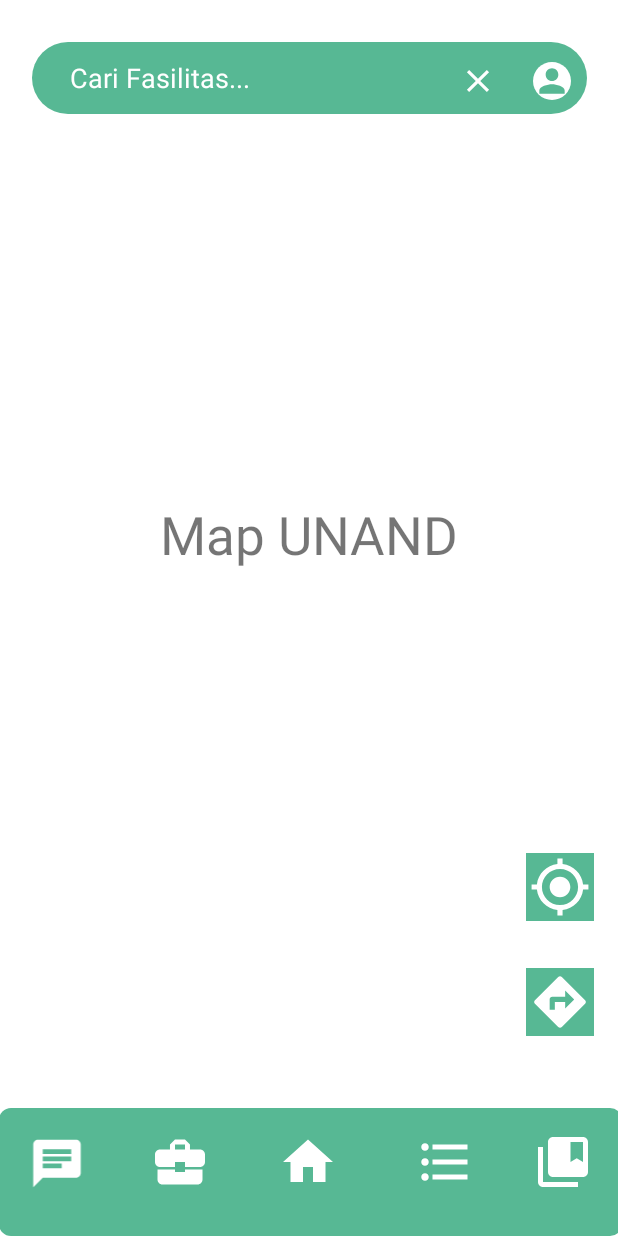
After one commit to rafvyocta/UnLoc, an Android app: the dashboard screen opened directly, with no data from a screen before it, on a phone screen of 412 x 824 dp. The commit adds this screen. Run offline under Robolectric (Android 15) with nearby library versions, the phone set to English and light mode, and no system bars.

Commit message:
Dashboard

```diff
--- a/app/src/main/AndroidManifest.xml
+++ b/app/src/main/AndroidManifest.xml
@@ -19,6 +19,7 @@
         </activity>
         <activity android:name=".login"></activity>
         <activity android:name=".signup"></activity>
+        <activity android:name=".dashboard"></activity>
     </application>
 
 </manifest>
--- /dev/null
+++ b/app/src/main/java/com/example/tbptb/dashboard.java
@@ -0,0 +1,21 @@
+package com.example.tbptb;
+
+import android.content.Intent;
+import android.os.Bundle;
+import android.view.View;
+
+import androidx.appcompat.app.AppCompatActivity;
+
+public class dashboard extends AppCompatActivity {
+
+    @Override
+    protected void onCreate(Bundle savedInstanceState) {
+        super.onCreate(savedInstanceState);
+        setContentView(R.layout.dashboard);
+    }
+
+    public void home(View view) {
+        startActivity(new Intent(this, MainActivity.class));
+        finish();
+    }
+}
--- a/app/src/main/java/com/example/tbptb/login.java
+++ b/app/src/main/java/com/example/tbptb/login.java
@@ -23,4 +23,9 @@ public class login extends AppCompatActivity {
         startActivity(new Intent(this, signup.class));
         finish();
     }
+
+    public void utama(View view) {
+        startActivity(new Intent(this, dashboard.class));
+        finish();
+    }
 }
--- /dev/null
+++ b/app/src/main/res/drawable/ic_baseline_business_center_24.xml
@@ -0,0 +1,5 @@
+<vector android:height="24dp" android:tint="#FFFFFF"
+    android:viewportHeight="24" android:viewportWidth="24"
+    android:width="24dp" xmlns:android="http://schemas.android.com/apk/res/android">
+    <path android:fillColor="@android:color/white" android:pathData="M10,16v-1L3.01,15L3,19c0,1.11 0.89,2 2,2h14c1.11,0 2,-0.89 2,-2v-4h-7v1h-4zM20,7h-4.01L15.99,5l-2,-2h-4l-2,2v2L4,7c-1.1,0 -2,0.9 -2,2v3c0,1.11 0.89,2 2,2h6v-2h4v2h6c1.1,0 2,-0.9 2,-2L22,9c0,-1.1 -0.9,-2 -2,-2zM14,7h-4L10,5h4v2z"/>
+</vector>
--- /dev/null
+++ b/app/src/main/res/drawable/ic_baseline_chat_24.xml
@@ -0,0 +1,5 @@
+<vector android:autoMirrored="true" android:height="24dp"
+    android:tint="#FFFFFF" android:viewportHeight="24"
+    android:viewportWidth="24" android:width="24dp" xmlns:android="http://schemas.android.com/apk/res/android">
+    <path android:fillColor="@android:color/white" android:pathData="M20,2L4,2c-1.1,0 -1.99,0.9 -1.99,2L2,22l4,-4h14c1.1,0 2,-0.9 2,-2L22,4c0,-1.1 -0.9,-2 -2,-2zM6,9h12v2L6,11L6,9zM14,14L6,14v-2h8v2zM18,8L6,8L6,6h12v2z"/>
+</vector>
--- /dev/null
+++ b/app/src/main/res/drawable/ic_baseline_clear_24.xml
@@ -0,0 +1,10 @@
+<vector xmlns:android="http://schemas.android.com/apk/res/android"
+    android:width="24dp"
+    android:height="24dp"
+    android:viewportWidth="24"
+    android:viewportHeight="24"
+    android:tint="?attr/colorControlNormal">
+  <path
+      android:fillColor="@android:color/white"
+      android:pathData="M19,6.41L17.59,5 12,10.59 6.41,5 5,6.41 10.59,12 5,17.59 6.41,19 12,13.41 17.59,19 19,17.59 13.41,12z"/>
+</vector>
--- /dev/null
+++ b/app/src/main/res/drawable/ic_baseline_collections_bookmark_24.xml
@@ -0,0 +1,6 @@
+<vector android:height="24dp" android:tint="#FFFFFF"
+    android:viewportHeight="24" android:viewportWidth="24"
+    android:width="24dp" xmlns:android="http://schemas.android.com/apk/res/android">
+    <path android:fillColor="@android:color/white" android:pathData="M4,6H2v14c0,1.1 0.9,2 2,2h14v-2H4V6z"/>
+    <path android:fillColor="@android:color/white" android:pathData="M20,2L8,2c-1.1,0 -2,0.9 -2,2v12c0,1.1 0.9,2 2,2h12c1.1,0 2,-0.9 2,-2L22,4c0,-1.1 -0.9,-2 -2,-2zM20,12l-2.5,-1.5L15,12L15,4h5v8z"/>
+</vector>
--- /dev/null
+++ b/app/src/main/res/drawable/ic_baseline_directions_24.xml
@@ -0,0 +1,5 @@
+<vector android:height="24dp" android:tint="#FFFFFF"
+    android:viewportHeight="24" android:viewportWidth="24"
+    android:width="24dp" xmlns:android="http://schemas.android.com/apk/res/android">
+    <path android:fillColor="@android:color/white" android:pathData="M21.71,11.29l-9,-9c-0.39,-0.39 -1.02,-0.39 -1.41,0l-9,9c-0.39,0.39 -0.39,1.02 0,1.41l9,9c0.39,0.39 1.02,0.39 1.41,0l9,-9c0.39,-0.38 0.39,-1.01 0,-1.41zM14,14.5V12h-4v3H8v-4c0,-0.55 0.45,-1 1,-1h5V7.5l3.5,3.5 -3.5,3.5z"/>
+</vector>
--- /dev/null
+++ b/app/src/main/res/drawable/ic_baseline_format_list_bulleted_24.xml
@@ -0,0 +1,5 @@
+<vector android:height="24dp" android:tint="#FFFFFF"
+    android:viewportHeight="24" android:viewportWidth="24"
+    android:width="24dp" xmlns:android="http://schemas.android.com/apk/res/android">
+    <path android:fillColor="@android:color/white" android:pathData="M4,10.5c-0.83,0 -1.5,0.67 -1.5,1.5s0.67,1.5 1.5,1.5 1.5,-0.67 1.5,-1.5 -0.67,-1.5 -1.5,-1.5zM4,4.5c-0.83,0 -1.5,0.67 -1.5,1.5S3.17,7.5 4,7.5 5.5,6.83 5.5,6 4.83,4.5 4,4.5zM4,16.5c-0.83,0 -1.5,0.68 -1.5,1.5s0.68,1.5 1.5,1.5 1.5,-0.68 1.5,-1.5 -0.67,-1.5 -1.5,-1.5zM7,19h14v-2L7,17v2zM7,13h14v-2L7,11v2zM7,5v2h14L21,5L7,5z"/>
+</vector>
--- /dev/null
+++ b/app/src/main/res/drawable/ic_baseline_home_24.xml
@@ -0,0 +1,5 @@
+<vector android:height="24dp" android:tint="#FFFFFF"
+    android:viewportHeight="24" android:viewportWidth="24"
+    android:width="24dp" xmlns:android="http://schemas.android.com/apk/res/android">
+    <path android:fillColor="@android:color/white" android:pathData="M10,20v-6h4v6h5v-8h3L12,3 2,12h3v8z"/>
+</vector>
--- /dev/null
+++ b/app/src/main/res/drawable/ic_baseline_my_location_24.xml
@@ -0,0 +1,5 @@
+<vector android:height="24dp" android:tint="#57B894"
+    android:viewportHeight="24" android:viewportWidth="24"
+    android:width="24dp" xmlns:android="http://schemas.android.com/apk/res/android">
+    <path android:fillColor="@android:color/white" android:pathData="M12,8c-2.21,0 -4,1.79 -4,4s1.79,4 4,4 4,-1.79 4,-4 -1.79,-4 -4,-4zM20.94,11c-0.46,-4.17 -3.77,-7.48 -7.94,-7.94L13,1h-2v2.06C6.83,3.52 3.52,6.83 3.06,11L1,11v2h2.06c0.46,4.17 3.77,7.48 7.94,7.94L11,23h2v-2.06c4.17,-0.46 7.48,-3.77 7.94,-7.94L23,13v-2h-2.06zM12,19c-3.87,0 -7,-3.13 -7,-7s3.13,-7 7,-7 7,3.13 7,7 -3.13,7 -7,7z"/>
+</vector>
--- /dev/null
+++ b/app/src/main/res/drawable/loc.xml
@@ -0,0 +1,9 @@
+<?xml version="1.0" encoding="utf-8"?>
+<selector xmlns:android="http://schemas.android.com/apk/res/android">
+    <item>
+        <shape android:shape="rectangle">
+            <corners android:radius="200dp"/>
+            <solid android:color="#57B894"/>
+        </shape>
+    </item>
+</selector>
--- /dev/null
+++ b/app/src/main/res/drawable/logo.xml
@@ -0,0 +1,9 @@
+<?xml version="1.0" encoding="utf-8"?>
+<selector xmlns:android="http://schemas.android.com/apk/res/android">
+    <item>
+        <shape android:shape="rectangle">
+            <corners android:radius="1000dp"/>
+            <solid android:color="#FFFFFF"/>
+        </shape>
+    </item>
+</selector>
--- /dev/null
+++ b/app/src/main/res/drawable/search.xml
@@ -0,0 +1,9 @@
+<?xml version="1.0" encoding="utf-8"?>
+<selector xmlns:android="http://schemas.android.com/apk/res/android">
+    <item>
+        <shape android:shape="rectangle">
+            <corners android:radius="30dp"/>
+            <solid android:color="#57B894"/>
+        </shape>
+    </item>
+</selector>
--- /dev/null
+++ b/app/src/main/res/layout/dashboard.xml
@@ -0,0 +1,173 @@
+<?xml version="1.0" encoding="utf-8"?>
+<androidx.constraintlayout.widget.ConstraintLayout xmlns:android="http://schemas.android.com/apk/res/android"
+    xmlns:app="http://schemas.android.com/apk/res-auto"
+    xmlns:tools="http://schemas.android.com/tools"
+    android:layout_width="match_parent"
+    android:layout_height="match_parent"
+    android:foregroundTint="#FFFFFF"
+    tools:ignore="ExtraText">
+
+    <EditText
+        android:id="@+id/editTextTextPersonName"
+        android:layout_width="370dp"
+        android:layout_height="48dp"
+        android:background="@drawable/search"
+        android:ems="10"
+        android:hint="Cari Fasilitas..."
+        android:inputType="textPersonName"
+        android:paddingLeft="25dp"
+        android:textColor="#FFFFFF"
+        android:textColorHint="#FFFFFF"
+        app:layout_constraintBottom_toBottomOf="parent"
+        app:layout_constraintEnd_toEndOf="parent"
+        app:layout_constraintStart_toStartOf="parent"
+        app:layout_constraintTop_toTopOf="parent"
+        app:layout_constraintVertical_bias="0.036" />
+
+    <ImageView
+        android:id="@+id/imageView"
+        android:layout_width="415dp"
+        android:layout_height="85dp"
+        app:layout_constraintBottom_toBottomOf="parent"
+        app:layout_constraintEnd_toEndOf="parent"
+        app:layout_constraintStart_toStartOf="parent"
+        app:layout_constraintTop_toTopOf="parent"
+        app:layout_constraintVertical_bias="1.0"
+        app:srcCompat="@drawable/input" />
+
+    <ImageView
+        android:id="@+id/imageView3"
+        android:layout_width="25dp"
+        android:layout_height="25dp"
+        android:background="@drawable/logo"
+        android:backgroundTint="#FFFFFF"
+        app:layout_constraintBottom_toBottomOf="parent"
+        app:layout_constraintEnd_toEndOf="parent"
+        app:layout_constraintHorizontal_bias="0.919"
+        app:layout_constraintStart_toStartOf="parent"
+        app:layout_constraintTop_toTopOf="parent"
+        app:layout_constraintVertical_bias="0.052"
+        app:srcCompat="@drawable/ic_baseline_person_24"
+        app:tint="@color/purple_200" />
+
+    <ImageView
+        android:id="@+id/imageView4"
+        android:layout_width="25dp"
+        android:layout_height="25dp"
+        app:layout_constraintBottom_toBottomOf="parent"
+        app:layout_constraintEnd_toEndOf="parent"
+        app:layout_constraintHorizontal_bias="0.792"
+        app:layout_constraintStart_toStartOf="parent"
+        app:layout_constraintTop_toTopOf="parent"
+        app:layout_constraintVertical_bias="0.052"
+        app:srcCompat="@drawable/ic_baseline_clear_24"
+        app:tint="#FFFFFF" />
+
+    <ImageView
+        android:id="@+id/imageView5"
+        android:layout_width="40dp"
+        android:layout_height="40dp"
+        android:onClick="home"
+        app:layout_constraintBottom_toBottomOf="@+id/imageView"
+        app:layout_constraintEnd_toEndOf="parent"
+        app:layout_constraintHorizontal_bias="0.498"
+        app:layout_constraintStart_toStartOf="parent"
+        app:layout_constraintTop_toTopOf="parent"
+        app:layout_constraintVertical_bias="0.963"
+        app:srcCompat="@drawable/ic_baseline_home_24"
+        tools:ignore="SpeakableTextPresentCheck,TouchTargetSizeCheck" />
+
+    <ImageView
+        android:id="@+id/imageView6"
+        android:layout_width="40dp"
+        android:layout_height="38dp"
+        app:layout_constraintBottom_toBottomOf="parent"
+        app:layout_constraintEnd_toEndOf="parent"
+        app:layout_constraintHorizontal_bias="0.048"
+        app:layout_constraintStart_toStartOf="parent"
+        app:layout_constraintTop_toTopOf="parent"
+        app:layout_constraintVertical_bias="0.963"
+        app:srcCompat="@drawable/ic_baseline_chat_24" />
+
+    <ImageView
+        android:id="@+id/imageView7"
+        android:layout_width="40dp"
+        android:layout_height="40dp"
+        app:layout_constraintBottom_toBottomOf="parent"
+        app:layout_constraintEnd_toEndOf="parent"
+        app:layout_constraintHorizontal_bias="0.269"
+        app:layout_constraintStart_toStartOf="parent"
+        app:layout_constraintTop_toTopOf="parent"
+        app:layout_constraintVertical_bias="0.963"
+        app:srcCompat="@drawable/ic_baseline_business_center_24" />
+
+    <ImageView
+        android:id="@+id/imageView8"
+        android:layout_width="40dp"
+        android:layout_height="40dp"
+        app:layout_constraintBottom_toBottomOf="@+id/imageView"
+        app:layout_constraintEnd_toEndOf="parent"
+        app:layout_constraintHorizontal_bias="0.743"
+        app:layout_constraintStart_toStartOf="parent"
+        app:layout_constraintTop_toTopOf="parent"
+        app:layout_constraintVertical_bias="0.963"
+        app:srcCompat="@drawable/ic_baseline_format_list_bulleted_24" />
+
+    <ImageView
+        android:id="@+id/imageView9"
+        android:layout_width="40dp"
+        android:layout_height="40dp"
+        app:layout_constraintBottom_toBottomOf="parent"
+        app:layout_constraintEnd_toEndOf="parent"
+        app:layout_constraintHorizontal_bias="0.956"
+        app:layout_constraintStart_toStartOf="parent"
+        app:layout_constraintTop_toTopOf="parent"
+        app:layout_constraintVertical_bias="0.963"
+        app:srcCompat="@drawable/ic_baseline_collections_bookmark_24" />
+
+    <TextView
+        android:id="@+id/textView12"
+        android:layout_width="wrap_content"
+        android:layout_height="wrap_content"
+        android:text="Map UNAND"
+        android:textSize="35dp"
+        app:layout_constraintBottom_toBottomOf="parent"
+        app:layout_constraintEnd_toEndOf="parent"
+        app:layout_constraintStart_toStartOf="parent"
+        app:layout_constraintTop_toTopOf="parent"
+        app:layout_constraintVertical_bias="0.428" />
+
+
+    <ImageView
+        android:id="@+id/imageView11"
+        android:layout_width="45dp"
+        android:layout_height="45dp"
+        android:background="#57B894"
+        android:paddingLeft="2dp"
+        android:paddingRight="2dp"
+        app:layout_constraintBottom_toBottomOf="parent"
+        app:layout_constraintEnd_toEndOf="parent"
+        app:layout_constraintHorizontal_bias="0.956"
+        app:layout_constraintStart_toStartOf="parent"
+        app:layout_constraintTop_toTopOf="parent"
+        app:layout_constraintVertical_bias="0.73"
+        app:srcCompat="@drawable/ic_baseline_my_location_24"
+        app:tint="#FFFFFF" />
+
+    <ImageView
+        android:id="@+id/imageView12"
+        android:layout_width="45dp"
+        android:layout_height="45dp"
+        android:background="#57B894"
+        android:paddingLeft="2dp"
+        android:paddingRight="2dp"
+        app:layout_constraintBottom_toBottomOf="@+id/imageView"
+        app:layout_constraintEnd_toEndOf="parent"
+        app:layout_constraintHorizontal_bias="0.956"
+        app:layout_constraintStart_toStartOf="parent"
+        app:layout_constraintTop_toTopOf="parent"
+        app:layout_constraintVertical_bias="0.829"
+        app:srcCompat="@drawable/ic_baseline_directions_24" />
+
+
+</androidx.constraintlayout.widget.ConstraintLayout>
--- a/app/src/main/res/layout/front.xml
+++ b/app/src/main/res/layout/front.xml
@@ -47,7 +47,7 @@
         app:layout_constraintEnd_toEndOf="parent"
         app:layout_constraintStart_toStartOf="parent"
         app:layout_constraintTop_toTopOf="parent"
-        app:layout_constraintVertical_bias="0.638" />
+        app:layout_constraintVertical_bias="0.623" />
 
     <TextView
         android:id="@+id/textView3"
--- a/app/src/main/res/layout/login.xml
+++ b/app/src/main/res/layout/login.xml
@@ -78,6 +78,7 @@
         android:backgroundTint="#57B894"
         android:fontFamily="@font/rm"
         android:text="Log In"
+        android:onClick="utama"
         android:textColor="#FFFFFF"
         android:textSize="15sp"
         app:layout_constraintBottom_toBottomOf="parent"
@@ -125,6 +126,7 @@
         android:layout_width="wrap_content"
         android:layout_height="wrap_content"
         android:fontFamily="@font/rm"
+        android:minHeight="48dp"
         android:onClick="buat"
         android:text="Sign Up"
         android:textColor="#007AFF"
--- a/build.gradle
+++ b/build.gradle
@@ -5,7 +5,7 @@ buildscript {
         mavenCentral()
     }
     dependencies {
-        classpath "com.android.tools.build:gradle:7.0.2"
+        classpath 'com.android.tools.build:gradle:7.0.3'
 
         // NOTE: Do not place your application dependencies here; they belong
         // in the individual module build.gradle files
```
Also changed, not shown: app/src/main/res/drawable/maps.png (deleted), 1 other file.
